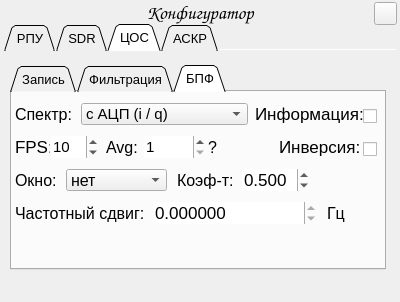
This is config_manager.ui in FeZar97/DK as Qt 5 draws it before an edit. The edited form follows.
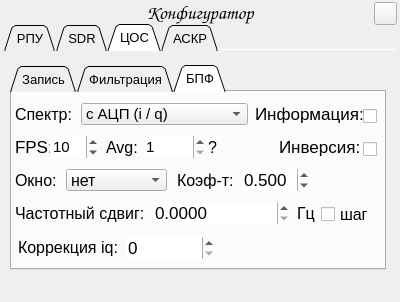
This is the edited form. The open tabs and pages were chosen to show the change. Icons and pictures are not drawn.

```diff
--- a/config_manager.ui
+++ b/config_manager.ui
@@ -2158,7 +2158,7 @@
          <rect>
           <x>141</x>
           <y>110</y>
-          <width>163</width>
+          <width>136</width>
           <height>22</height>
          </rect>
         </property>
@@ -2171,10 +2171,10 @@
          <bool>false</bool>
         </property>
         <property name="decimals">
-         <number>6</number>
+         <number>4</number>
         </property>
         <property name="maximum">
-         <double>0.000000000000000</double>
+         <double>15.000000000000000</double>
         </property>
         <property name="singleStep">
          <double>1367.187500000000000</double>
@@ -2183,9 +2183,9 @@
        <widget class="QLabel" name="HzLabel">
         <property name="geometry">
          <rect>
-          <x>315</x>
+          <x>285</x>
           <y>110</y>
-          <width>29</width>
+          <width>22</width>
           <height>22</height>
          </rect>
         </property>
@@ -2267,6 +2267,63 @@
          <double>0.500000000000000</double>
         </property>
        </widget>
+       <widget class="QLabel" name="DCOffsetLabel">
+        <property name="geometry">
+         <rect>
+          <x>6</x>
+          <y>144</y>
+          <width>106</width>
+          <height>22</height>
+         </rect>
+        </property>
+        <property name="font">
+         <font>
+          <pointsize>12</pointsize>
+         </font>
+        </property>
+        <property name="text">
+         <string>Коррекция iq:</string>
+        </property>
+       </widget>
+       <widget class="QCheckBox" name="FftShiftStepCB">
+        <property name="geometry">
+         <rect>
+          <x>309</x>
+          <y>111</y>
+          <width>52</width>
+          <height>22</height>
+         </rect>
+        </property>
+        <property name="font">
+         <font>
+          <pointsize>12</pointsize>
+         </font>
+        </property>
+        <property name="text">
+         <string>шаг</string>
+        </property>
+       </widget>
+       <widget class="QSpinBox" name="DCOffsetSB">
+        <property name="geometry">
+         <rect>
+          <x>114</x>
+          <y>145</y>
+          <width>88</width>
+          <height>22</height>
+         </rect>
+        </property>
+        <property name="font">
+         <font>
+          <pointsize>13</pointsize>
+         </font>
+        </property>
+        <property name="frame">
+         <bool>false</bool>
+        </property>
+        <property name="maximum">
+         <number>32768</number>
+        </property>
+       </widget>
       </widget>
      </widget>
     </widget>
```
Left out of the diff: 73 changed lines with no effect on the pictures.
